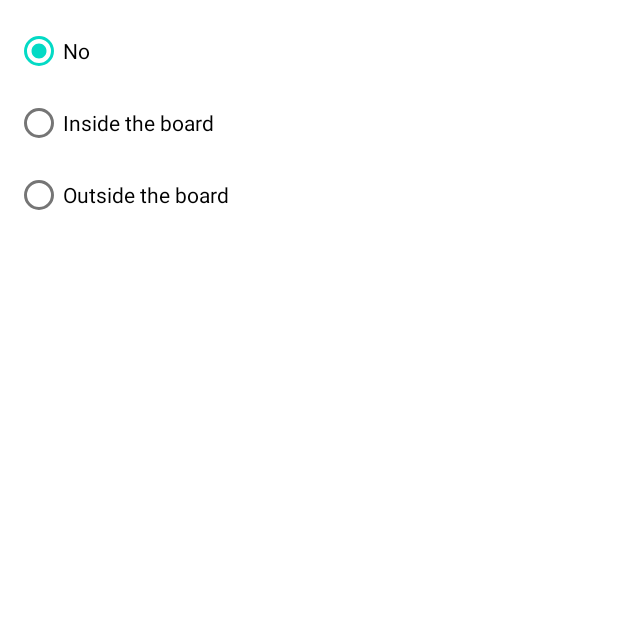
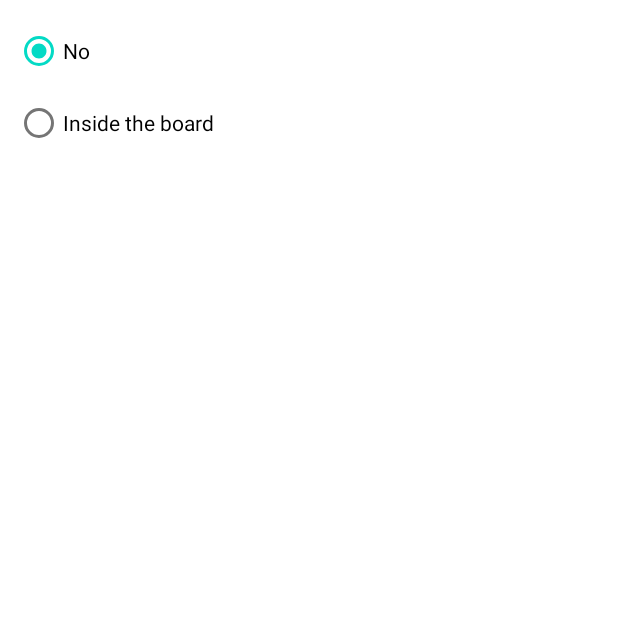
Before and after one commit to raiyin/chessopeningsquiz, an Android app: the CoordconfigActivity screen opened directly, with no data from a screen before it, on a phone screen of 412 x 824 dp, the top half of it. Run offline under Robolectric (Android 15) with nearby library versions, the phone set to English and light mode, and no system bars; Roboto replaces fonts that are not available here.

Commit message:
Outside coordinates mode is off, while.

```diff
--- a/app/src/main/java/com/publicmaders/android/chessopeningsquiz/activities/CoordconfigActivity.kt
+++ b/app/src/main/java/com/publicmaders/android/chessopeningsquiz/activities/CoordconfigActivity.kt
@@ -12,7 +12,7 @@ class CoordconfigActivity : AppCompatActivity()
 {
     private lateinit var rbNoCoord: RadioButton
     private lateinit var rbCoordInside: RadioButton
-    private lateinit var rbCoordOutside: RadioButton
+    //private lateinit var rbCoordOutside: RadioButton
 
     override fun onCreate(savedInstanceState: Bundle?)
     {
@@ -21,14 +21,15 @@ class CoordconfigActivity : AppCompatActivity()
 
         rbNoCoord = findViewById(R.id.rbDontShowCoord)
         rbCoordInside = findViewById(R.id.rbShowCoordInside)
-        rbCoordOutside = findViewById(R.id.rbShowCoordOutside)
+        //rbCoordOutside = findViewById(R.id.rbShowCoordOutside)
 
         Settings.load(applicationContext)
         when (Settings.CoordMode)
         {
             CoordinatesMode.NO -> rbNoCoord.isChecked = true
-            CoordinatesMode.INSIDE -> rbCoordInside.isChecked = true
-            else -> rbCoordOutside.isChecked = true
+            else -> rbCoordInside.isChecked = true
+            //CoordinatesMode.INSIDE -> rbCoordInside.isChecked = true
+            //else -> rbCoordOutside.isChecked = true
         }
 
         rbNoCoord.setOnCheckedChangeListener { _, isChecked ->
@@ -47,12 +48,12 @@ class CoordconfigActivity : AppCompatActivity()
             }
         }
 
-        rbCoordOutside.setOnCheckedChangeListener { _, isChecked ->
+        /*rbCoordOutside.setOnCheckedChangeListener { _, isChecked ->
             if (isChecked)
             {
                 Settings.CoordMode = CoordinatesMode.OUTSIDE
                 Settings.save(applicationContext)
             }
-        }
+        }*/
     }
 }
--- a/app/src/main/res/layout/activity_coordconfig.xml
+++ b/app/src/main/res/layout/activity_coordconfig.xml
@@ -21,10 +21,10 @@
             android:layout_height="wrap_content"
             android:text="@string/showCoordInside"
             android:id="@+id/rbShowCoordInside"/>
-        <RadioButton
+<!--        <RadioButton
             android:layout_width="match_parent"
             android:layout_height="wrap_content"
             android:text="@string/showCoordOutside"
-            android:id="@+id/rbShowCoordOutside"/>
+            android:id="@+id/rbShowCoordOutside"/>-->
     </RadioGroup>
 </androidx.constraintlayout.widget.ConstraintLayout>
```
Also changed, not shown: app/src/main/java/com/publicmaders/android/chessopeningsquiz/views/TrainView.kt (+4 -5 lines).
